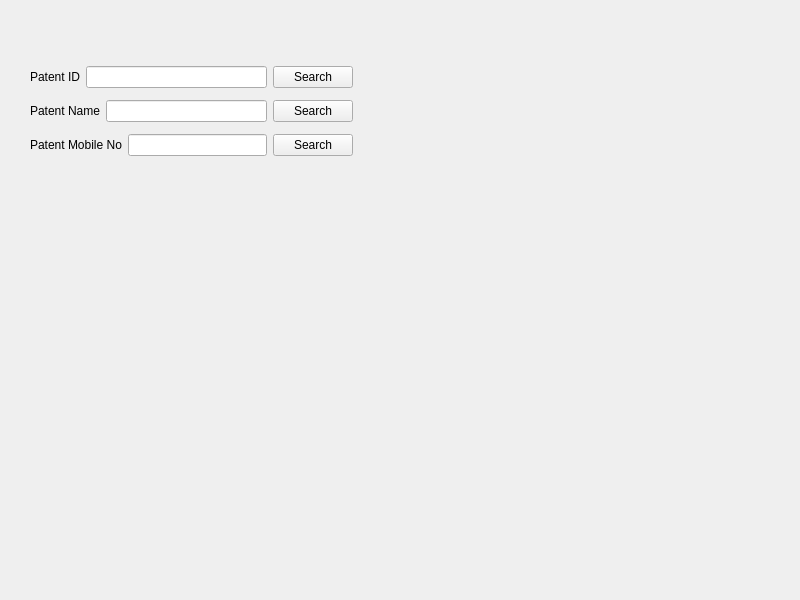
Before: the Qt Designer form medsee.ui in DigvijaySriSaiBodicherla/MedSeeUI, drawn with Qt 5.
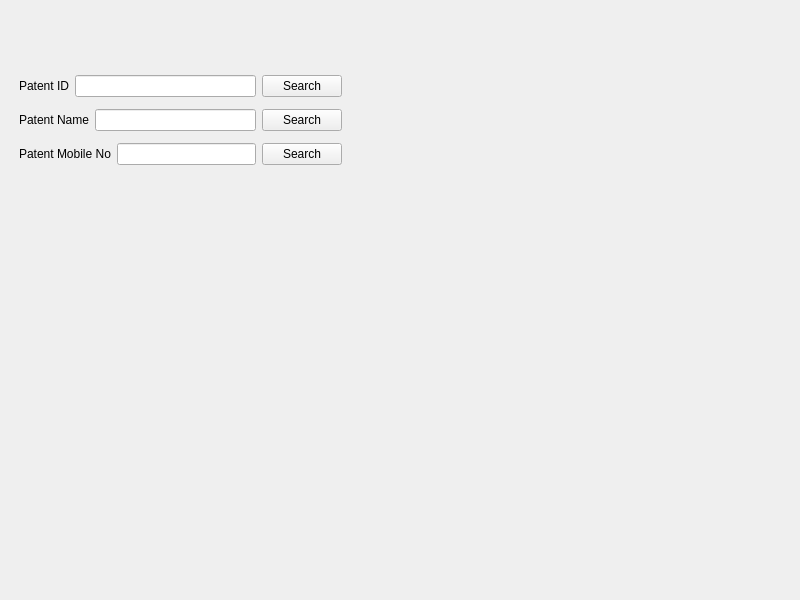
After: the same form once the commit is applied.

Diff of the .ui file:
```diff
--- a/medsee.ui
+++ b/medsee.ui
@@ -27,7 +27,7 @@
 border-color: rgb(0, 0, 0);</string>
    </property>
    <property name="currentIndex">
-    <number>2</number>
+    <number>3</number>
    </property>
    <widget class="QWidget" name="loginPage">
     <widget class="QWidget" name="verticalLayoutWidget">
@@ -132,8 +132,8 @@
      </property>
     </widget>
    </widget>
-   <widget class="QWidget" name="addVisitSearchPage">
-    <widget class="QStackedWidget" name="stackedWidget_2">
+   <widget class="QWidget" name="addVisitTotalPage">
+    <widget class="QStackedWidget" name="addVisitStackedWidget">
      <property name="geometry">
       <rect>
        <x>0</x>
@@ -142,7 +142,7 @@
        <height>391</height>
       </rect>
      </property>
-     <widget class="QWidget" name="addVisitSearchPage_1">
+     <widget class="QWidget" name="addVisitSearchPage">
       <widget class="QWidget" name="verticalLayoutWidget_2">
        <property name="geometry">
         <rect>
@@ -530,7 +530,187 @@
      </widget>
     </widget>
    </widget>
-   <widget class="QWidget" name="editPatentPage"/>
+   <widget class="QWidget" name="editPatentTotalPage">
+    <widget class="QStackedWidget" name="editPatentStackedWidget">
+     <property name="geometry">
+      <rect>
+       <x>19</x>
+       <y>9</y>
+       <width>331</width>
+       <height>291</height>
+      </rect>
+     </property>
+     <widget class="QWidget" name="editPatentSearchPage">
+      <widget class="QWidget" name="verticalLayoutWidget_5">
+       <property name="geometry">
+        <rect>
+         <x>0</x>
+         <y>50</y>
+         <width>323</width>
+         <height>104</height>
+        </rect>
+       </property>
+       <layout class="QVBoxLayout" name="verticalLayout_5">
+        <item>
+         <layout class="QHBoxLayout" name="horizontalLayout_24">
+          <item>
+           <widget class="QLabel" name="label_25">
+            <property name="text">
+             <string>Patent ID</string>
+            </property>
+           </widget>
+          </item>
+          <item>
+           <widget class="QLineEdit" name="lineEdit_24"/>
+          </item>
+          <item>
+           <widget class="QPushButton" name="editPatentSearchButtonByID">
+            <property name="text">
+             <string>Search</string>
+            </property>
+           </widget>
+          </item>
+         </layout>
+        </item>
+        <item>
+         <layout class="QHBoxLayout" name="horizontalLayout_25">
+          <item>
+           <widget class="QLabel" name="label_26">
+            <property name="text">
+             <string>Patent Name</string>
+            </property>
+           </widget>
+          </item>
+          <item>
+           <widget class="QLineEdit" name="lineEdit_25"/>
+          </item>
+          <item>
+           <widget class="QPushButton" name="editPatentSearchButtonByName">
+            <property name="text">
+             <string>Search</string>
+            </property>
+           </widget>
+          </item>
+         </layout>
+        </item>
+        <item>
+         <layout class="QHBoxLayout" name="horizontalLayout_26">
+          <item>
+           <widget class="QLabel" name="label_27">
+            <property name="text">
+             <string>Patent Mobile No</string>
+            </property>
+           </widget>
+          </item>
+          <item>
+           <widget class="QLineEdit" name="lineEdit_26"/>
+          </item>
+          <item>
+           <widget class="QPushButton" name="editPatentSearchButtonByMobileNo">
+            <property name="text">
+             <string>Search</string>
+            </property>
+           </widget>
+          </item>
+         </layout>
+        </item>
+       </layout>
+      </widget>
+     </widget>
+     <widget class="QWidget" name="editPatentPage">
+      <widget class="QWidget" name="verticalLayoutWidget_6">
+       <property name="geometry">
+        <rect>
+         <x>40</x>
+         <y>0</y>
+         <width>281</width>
+         <height>191</height>
+        </rect>
+       </property>
+       <layout class="QVBoxLayout" name="verticalLayout_6">
+        <item>
+         <layout class="QHBoxLayout" name="horizontalLayout_32">
+          <item>
+           <widget class="QLabel" name="label_33">
+            <property name="text">
+             <string>Mobile No</string>
+            </property>
+           </widget>
+          </item>
+          <item>
+           <widget class="QLineEdit" name="lineEdit_32"/>
+          </item>
+         </layout>
+        </item>
+        <item>
+         <layout class="QHBoxLayout" name="horizontalLayout_33">
+          <item>
+           <widget class="QLabel" name="label_34">
+            <property name="text">
+             <string>Id Type</string>
+            </property>
+           </widget>
+          </item>
+          <item>
+           <widget class="QLineEdit" name="lineEdit_33"/>
+          </item>
+         </layout>
+        </item>
+        <item>
+         <layout class="QHBoxLayout" name="horizontalLayout_34">
+          <item>
+           <widget class="QLabel" name="label_35">
+            <property name="text">
+             <string>Id No</string>
+            </property>
+           </widget>
+          </item>
+          <item>
+           <widget class="QLineEdit" name="lineEdit_34"/>
+          </item>
+         </layout>
+        </item>
+        <item>
+         <layout class="QHBoxLayout" name="horizontalLayout_35">
+          <item>
+           <widget class="QLabel" name="label_36">
+            <property name="text">
+             <string>Notes</string>
+            </property>
+           </widget>
+          </item>
+          <item>
+           <widget class="QLineEdit" name="lineEdit_35"/>
+          </item>
+         </layout>
+        </item>
+        <item>
+         <widget class="QPushButton" name="editPatentButton">
+          <property name="text">
+           <string>Edit Patient</string>
+          </property>
+         </widget>
+        </item>
+       </layout>
+      </widget>
+     </widget>
+     <widget class="QWidget" name="editingPatentSuccessfulPage">
+      <widget class="QLabel" name="label_28">
+       <property name="geometry">
+        <rect>
+         <x>90</x>
+         <y>110</y>
+         <width>211</width>
+         <height>16</height>
+        </rect>
+       </property>
+       <property name="text">
+        <string>Editing Patent Successful</string>
+       </property>
+      </widget>
+     </widget>
+    </widget>
+   </widget>
    <widget class="QWidget" name="searchPatentPage"/>
    <widget class="QWidget" name="seeReportPage"/>
   </widget>
```
